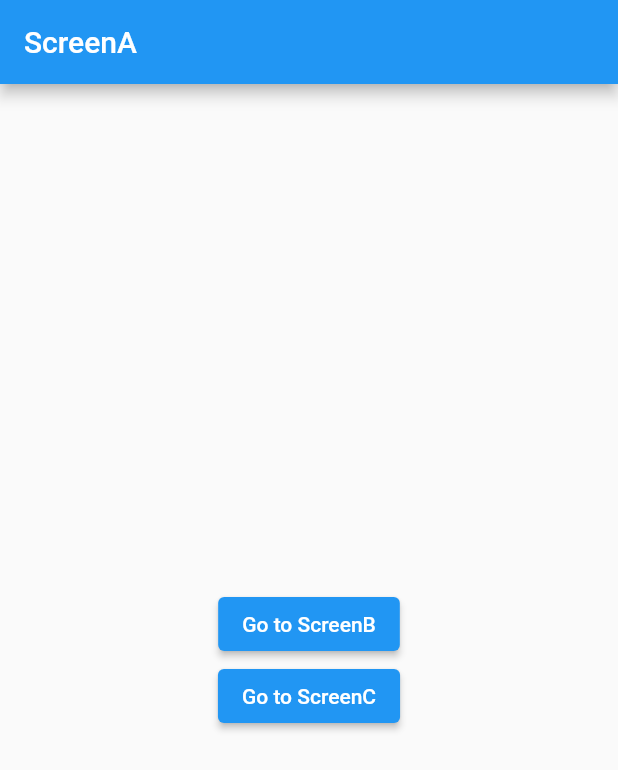
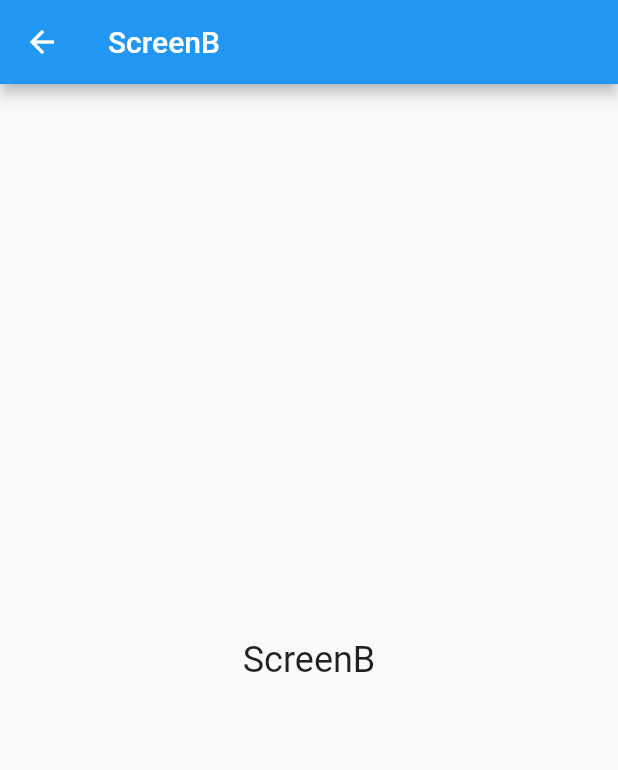
Before and after one commit to yegri/fluttter_study, a Flutter app: the screen it shows after launch, after a tap on "Go to ScreenB", on a phone screen of 412 x 824 dp. Shown: the top 770 px of the screen. Run offline on Flutter 3.47's test engine with Material 2 defaults, Android fonts, the phone set to English and light mode, and no system bars; our stand-ins replace fluttertoast.

Commit message:
Feat : multi_navigator 실습 완료

```diff
--- /dev/null
+++ b/multi_navigator/lib/ScreenB.dart
@@ -0,0 +1,19 @@
+import 'package:flutter/material.dart';
+
+class ScreenB extends StatelessWidget {
+  const ScreenB({super.key});
+
+  @override
+  Widget build(BuildContext context) {
+    return Scaffold(
+      appBar: AppBar(
+        title: Text('ScreenB'),
+      ),
+      body: Center(
+          child: Text(
+        'ScreenB',
+        style: TextStyle(fontSize: 24.0),
+      )),
+    );
+  }
+}
--- a/multi_navigator/lib/main.dart
+++ b/multi_navigator/lib/main.dart
@@ -1,5 +1,7 @@
 import 'package:flutter/material.dart';
 import 'ScreenA.dart';
+import 'ScreenB.dart';
+import 'ScreenC.dart';
 
 void main() => runApp(MyApp());
 
@@ -10,7 +12,12 @@ class MyApp extends StatelessWidget {
   Widget build(BuildContext context) {
     return MaterialApp(
       debugShowCheckedModeBanner: false,
-      home: ScreenA(),
+      initialRoute: '/',
+      routes: {
+        '/': (context) => ScreenA(),
+        '/b': (context) => ScreenB(),
+        '/c': (context) => ScreenC(),
+      },
     );
   }
 }
```
Also changed, not shown: multi_navigator/lib/ScreenA.dart (+6 -2 lines), multi_navigator/lib/ScreenC.dart (added, +19 -0 lines).
